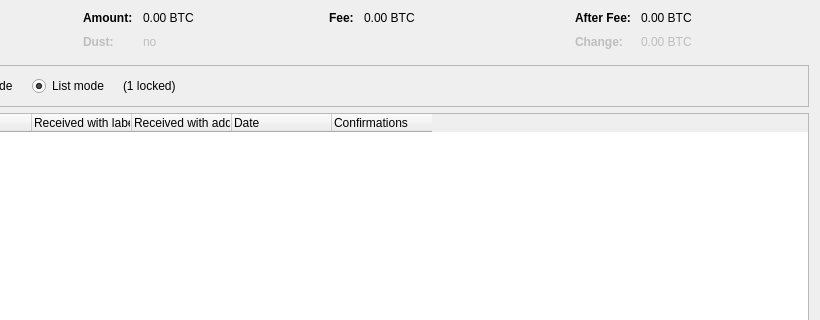
Qt form src/qt/forms/coincontroldialog.ui (cho2559/readercoin) before a commit; both pictures show x 180 to 1000 and y 0 to 320 of the 1000 by 500 pixel window.
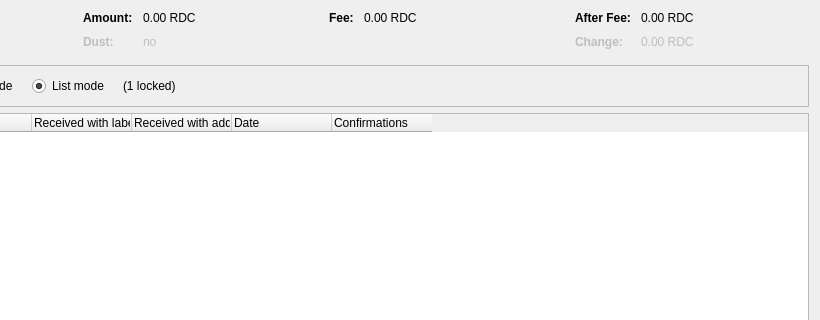
The same form after that commit. Custom widgets are drawn as their Qt base class.

Patch:
```diff
--- a/src/qt/forms/coincontroldialog.ui
+++ b/src/qt/forms/coincontroldialog.ui
@@ -132,7 +132,7 @@
           <enum>Qt::ActionsContextMenu</enum>
          </property>
          <property name="text">
-          <string notr="true">0.00 BTC</string>
+          <string notr="true">0.00 RDC</string>
          </property>
          <property name="textInteractionFlags">
           <set>Qt::LinksAccessibleByMouse|Qt::TextSelectableByKeyboard|Qt::TextSelectableByMouse</set>
@@ -212,7 +212,7 @@
           <enum>Qt::ActionsContextMenu</enum>
          </property>
          <property name="text">
-          <string notr="true">0.00 BTC</string>
+          <string notr="true">0.00 RDC</string>
          </property>
          <property name="textInteractionFlags">
           <set>Qt::LinksAccessibleByMouse|Qt::TextSelectableByKeyboard|Qt::TextSelectableByMouse</set>
@@ -257,7 +257,7 @@
           <enum>Qt::ActionsContextMenu</enum>
          </property>
          <property name="text">
-          <string notr="true">0.00 BTC</string>
+          <string notr="true">0.00 RDC</string>
          </property>
          <property name="textInteractionFlags">
           <set>Qt::LinksAccessibleByMouse|Qt::TextSelectableByKeyboard|Qt::TextSelectableByMouse</set>
@@ -292,7 +292,7 @@
           <enum>Qt::ActionsContextMenu</enum>
          </property>
          <property name="text">
-          <string notr="true">0.00 BTC</string>
+          <string notr="true">0.00 RDC</string>
          </property>
          <property name="textInteractionFlags">
           <set>Qt::LinksAccessibleByMouse|Qt::TextSelectableByKeyboard|Qt::TextSelectableByMouse</set>
```
